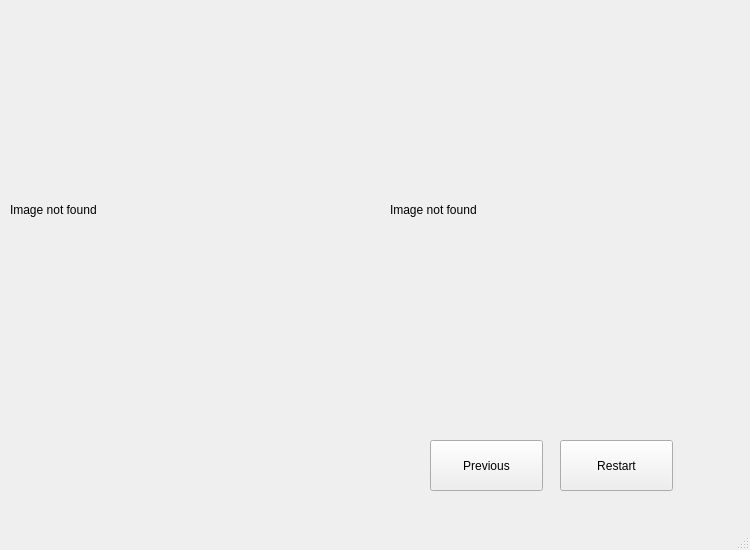
First picture: the form in Kevin/Remaning UI Files/DecodeFile.ui, repository kevinrmedina/StegoCapstone, before the edit.
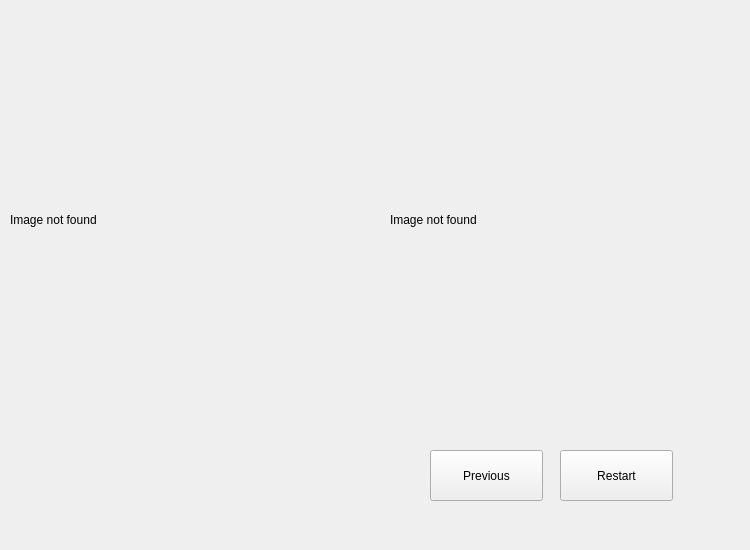
Second picture: the form after the edit.

Diff of the .ui file:
```diff
--- a/Kevin/Remaning UI Files/DecodeFile.ui
+++ b/Kevin/Remaning UI Files/DecodeFile.ui
@@ -1,7 +1,7 @@
 <?xml version="1.0" encoding="UTF-8"?>
 <ui version="4.0">
- <class>MainWindow</class>
- <widget class="QMainWindow" name="MainWindow">
+ <class>Form</class>
+ <widget class="QWidget" name="Form">
   <property name="geometry">
    <rect>
     <x>0</x>
@@ -13,12 +13,11 @@
   <property name="windowTitle">
    <string>MainWindow</string>
   </property>
-  <widget class="QWidget" name="centralwidget">
    <widget class="QPushButton" name="pushButton_2">
     <property name="geometry">
      <rect>
       <x>560</x>
-      <y>440</y>
+     <y>450</y>
       <width>113</width>
       <height>51</height>
      </rect>
@@ -31,7 +30,7 @@
     <property name="geometry">
      <rect>
       <x>430</x>
-      <y>440</y>
+     <y>450</y>
       <width>113</width>
       <height>51</height>
      </rect>
@@ -40,30 +39,11 @@
      <string>Previous</string>
     </property>
    </widget>
-   <widget class="QWidget" name="verticalLayoutWidget_2">
-    <property name="geometry">
-     <rect>
-      <x>10</x>
-      <y>0</y>
-      <width>351</width>
-      <height>421</height>
-     </rect>
-    </property>
-    <layout class="QVBoxLayout" name="verticalLayout_2">
-     <item>
-      <widget class="QLabel" name="label_2">
-       <property name="text">
-        <string>&lt;html&gt;&lt;head/&gt;&lt;body&gt;&lt;p&gt;Image not found&lt;/p&gt;&lt;/body&gt;&lt;/html&gt;</string>
-       </property>
-      </widget>
-     </item>
-    </layout>
-   </widget>
    <widget class="QWidget" name="verticalLayoutWidget">
     <property name="geometry">
      <rect>
       <x>390</x>
-      <y>0</y>
+     <y>10</y>
       <width>351</width>
       <height>421</height>
      </rect>
@@ -78,18 +58,25 @@
      </item>
     </layout>
    </widget>
-  </widget>
-  <widget class="QMenuBar" name="menubar">
+  <widget class="QWidget" name="verticalLayoutWidget_2">
    <property name="geometry">
     <rect>
-     <x>0</x>
-     <y>0</y>
-     <width>750</width>
-     <height>22</height>
+     <x>10</x>
+     <y>10</y>
+     <width>351</width>
+     <height>421</height>
     </rect>
    </property>
-  </widget>
-  <widget class="QStatusBar" name="statusbar"/>
+   <layout class="QVBoxLayout" name="verticalLayout_2">
+    <item>
+     <widget class="QLabel" name="label_2">
+      <property name="text">
+       <string>&lt;html&gt;&lt;head/&gt;&lt;body&gt;&lt;p&gt;Image not found&lt;/p&gt;&lt;/body&gt;&lt;/html&gt;</string>
+      </property>
+     </widget>
+    </item>
+   </layout>
+  </widget>
  </widget>
  <resources/>
  <connections/>
```
Left out of the diff: 2 changed lines with no effect on the pictures. Lines whose indentation alone changed are shown as unchanged.
